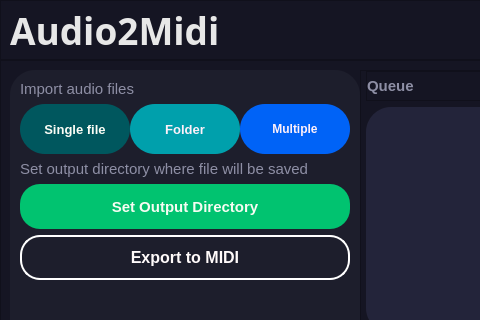
First picture: the form in mainui.ui, repository HemantKArya/Melodfy, before the edit; both pictures show x 0 to 480 and y 0 to 320 of the 840 by 597 pixel window.
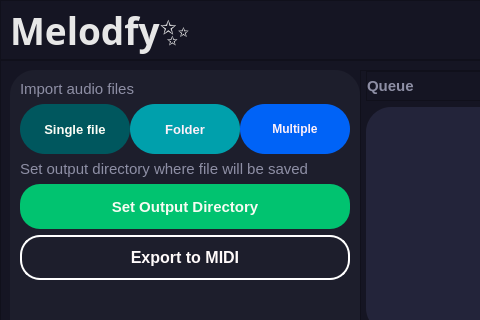
Second picture: the form after the edit. Icons and pictures are not drawn.

Patch:
```diff
--- a/mainui.ui
+++ b/mainui.ui
@@ -86,7 +86,7 @@
              <string notr="true">color: #e7e7e7;</string>
             </property>
             <property name="text">
-             <string>Audio2Midi</string>
+             <string>Melodfy✨</string>
             </property>
            </widget>
           </item>
```
Left out of the diff: 2 changed lines with no effect on the pictures.
